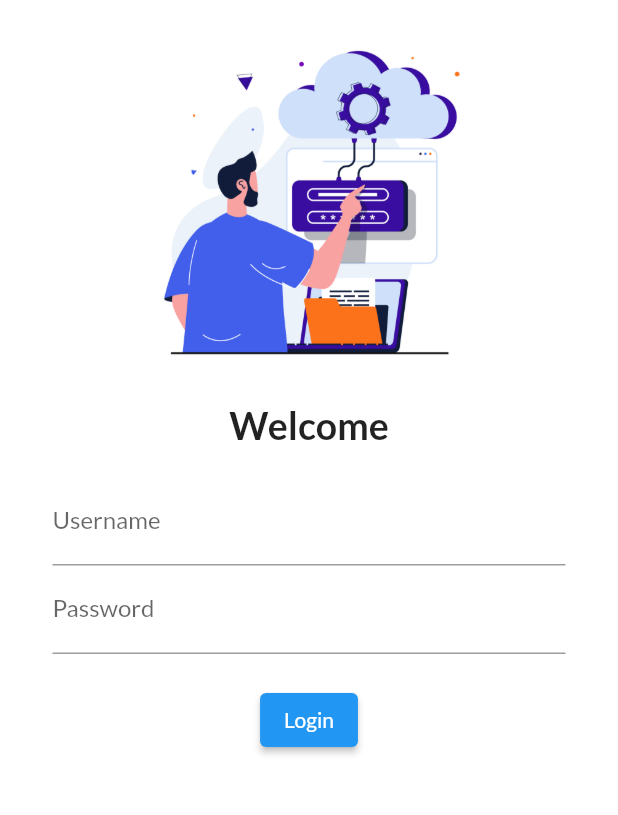
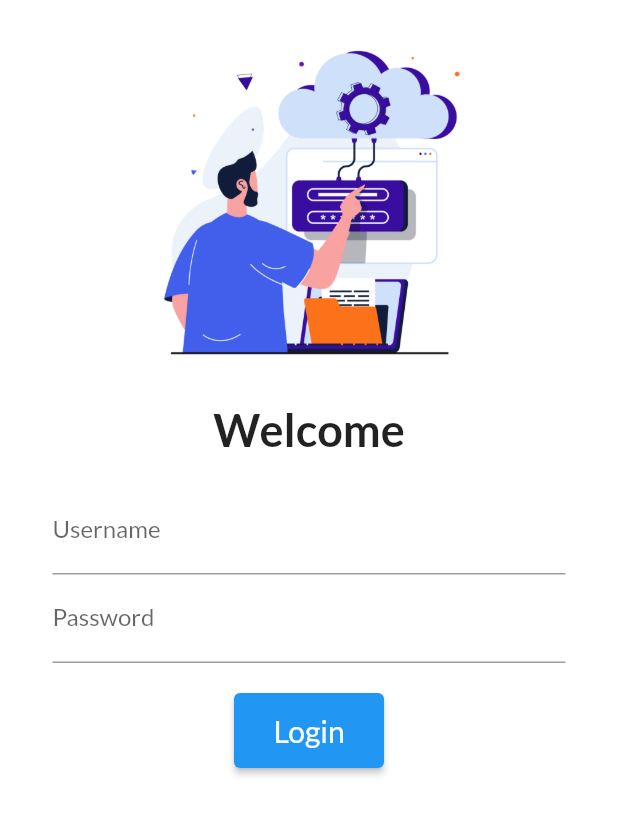
Before and after one commit to Dibs07/MY-30-DAYS-OF-FLUTTER, a Flutter app: the screen it shows after launch, on a phone screen of 412 x 824 dp. Shown: the top 815 px of the screen. Run offline on Flutter 3.47's test engine with Material 2 defaults, Android fonts, the phone set to English and light mode, and no system bars; our stand-ins replace google_fonts.

Commit message:
Day 5 completed

```diff
--- a/lib/Screens/login_page.dart
+++ b/lib/Screens/login_page.dart
@@ -1,4 +1,5 @@
 import 'package:flutter/material.dart';
+import 'package:flutterapp/utils/routes.dart';
 
 class Loginpage extends StatelessWidget {
   //const Loginpage({super.key});
@@ -9,6 +10,7 @@ class Loginpage extends StatelessWidget {
       color: Colors.white,
       child: Padding(
         padding: const EdgeInsets.symmetric(vertical: 20.0, horizontal: 35.0),
+        child: SingleChildScrollView(
           child: Column(
             children: [
               Image.asset(
@@ -21,7 +23,7 @@ class Loginpage extends StatelessWidget {
               const Text(
                 "Welcome",
                 style: TextStyle(
-                fontSize: 25,
+                  fontSize: 30,
                   fontWeight: FontWeight.bold,
                 ),
               ),
@@ -45,11 +47,17 @@ class Loginpage extends StatelessWidget {
                 height: 20,
               ),
               ElevatedButton(
-              child: const Text("Login"),
-              style: TextButton.styleFrom(),
-              onPressed: () {},
+                style: TextButton.styleFrom(minimumSize: const Size(100, 50)),
+                onPressed: () {
+                  Navigator.pushNamed(context, Myroutes.homeRoute);
+                },
+                child: const Text(
+                  "Login",
+                  style: TextStyle(fontSize: 20),
+                ),
               ),
             ],
+          ),
         ),
       ),
     );
--- a/lib/main.dart
+++ b/lib/main.dart
@@ -1,6 +1,7 @@
 import 'package:flutter/material.dart';
 import 'package:flutterapp/Screens/home_page.dart';
 import 'package:flutterapp/Screens/login_page.dart';
+import 'package:flutterapp/utils/routes.dart';
 import 'package:google_fonts/google_fonts.dart';
 
 void main() {
@@ -24,8 +25,8 @@ class MyApp extends StatelessWidget {
       initialRoute: "/",
       routes: {
         "/": (context) => Loginpage(),
-        "/Home": (context) => const Homepage(),
-        "/Login": (context) => Loginpage(),
+        Myroutes.homeRoute: (context) => const Homepage(),
+        Myroutes.loginRoute: (context) => Loginpage(),
       },
     );
   }
--- /dev/null
+++ b/lib/utils/routes.dart
@@ -0,0 +1,4 @@
+class Myroutes {
+  static String loginRoute = "/Login";
+  static String homeRoute = "/Home";
+}
```
Lines whose indentation alone changed are shown as unchanged.
